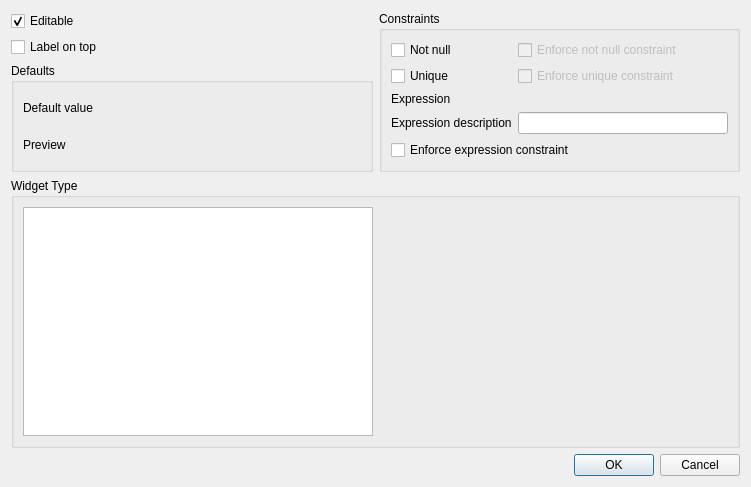
qgis/QGIS, file src/ui/qgsattributetypeedit.ui: the form before one commit.
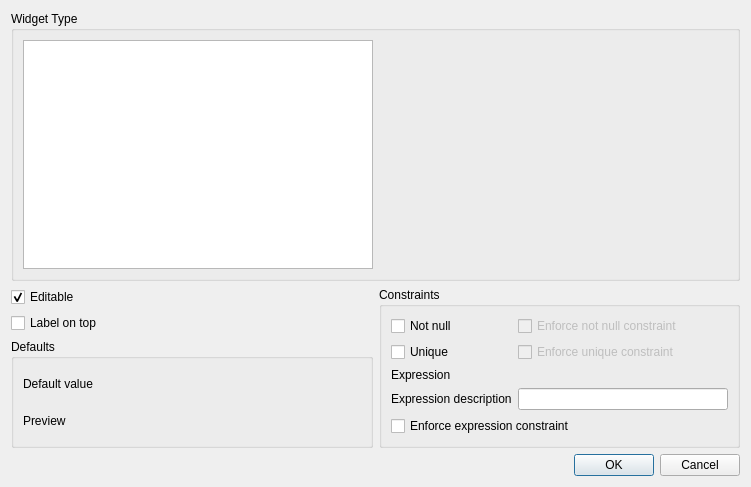
The form after the commit. Custom widgets are drawn as their Qt base class.

Commit message: Reorder attribute type dialog

```diff
--- a/src/ui/qgsattributetypeedit.ui
+++ b/src/ui/qgsattributetypeedit.ui
@@ -14,7 +14,7 @@
    <string>Edit Widget Properties</string>
   </property>
   <layout class="QGridLayout" name="gridLayout">
-   <item row="0" column="1">
+   <item row="1" column="1">
     <widget class="QgsCollapsibleGroupBox" name="groupBox">
      <property name="title">
       <string>Constraints</string>
@@ -111,7 +111,7 @@
      </property>
     </widget>
    </item>
-   <item row="0" column="0">
+   <item row="1" column="0">
     <layout class="QGridLayout" name="gridLayout_4">
      <item row="0" column="0">
       <widget class="QCheckBox" name="isFieldEditableCheckBox">
@@ -172,7 +172,7 @@
      </item>
     </layout>
    </item>
-   <item row="4" column="0" colspan="2">
+   <item row="0" column="0" colspan="2">
     <widget class="QGroupBox" name="groupBox_3">
      <property name="title">
       <string>Widget Type</string>
```
Left out of the diff: 2 changed lines with no effect on the pictures.
